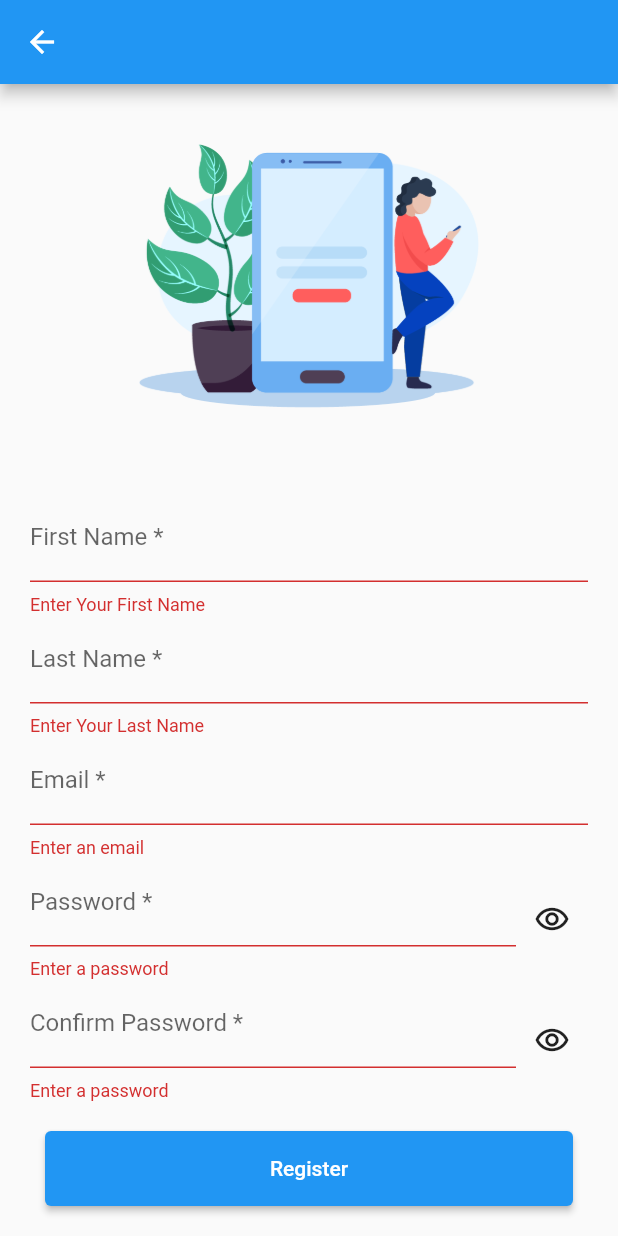
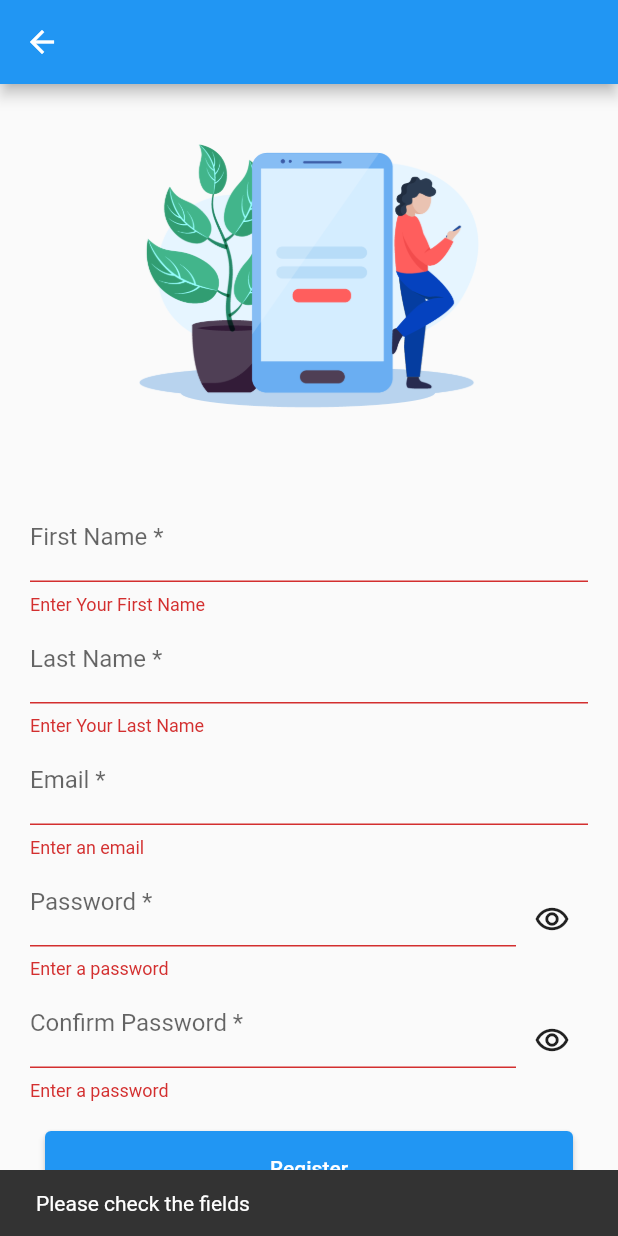
Before and after one commit to kavindushehan/CTSE, a Flutter app: the Register screen opened directly, scrolled down 84 dp, after a tap on "Register", on a phone screen of 412 x 824 dp. Run offline on Flutter 3.47's test engine with Material 2 defaults, Android fonts, the phone set to English and light mode, and no system bars; our stand-ins replace cloud_firestore, firebase_auth, firebase_core, firebase_storage, flutter_slidable, image_picker; accounts and stored records are empty.

Commit message:
UI: Registr Screen Fixed

```diff
--- a/lib/screens/auth/register.dart
+++ b/lib/screens/auth/register.dart
@@ -221,6 +221,11 @@ class _RegisterState extends State<Register> {
                                     setState(() {
                                         isLoading = false;
                                       });
+                                      ScaffoldMessenger.of(context)
+                                          .showSnackBar(const SnackBar(
+                                        content: Text(
+                                            'Please check the fields'),
+                                      ));
                                   }
                                 },
                               )),
```
